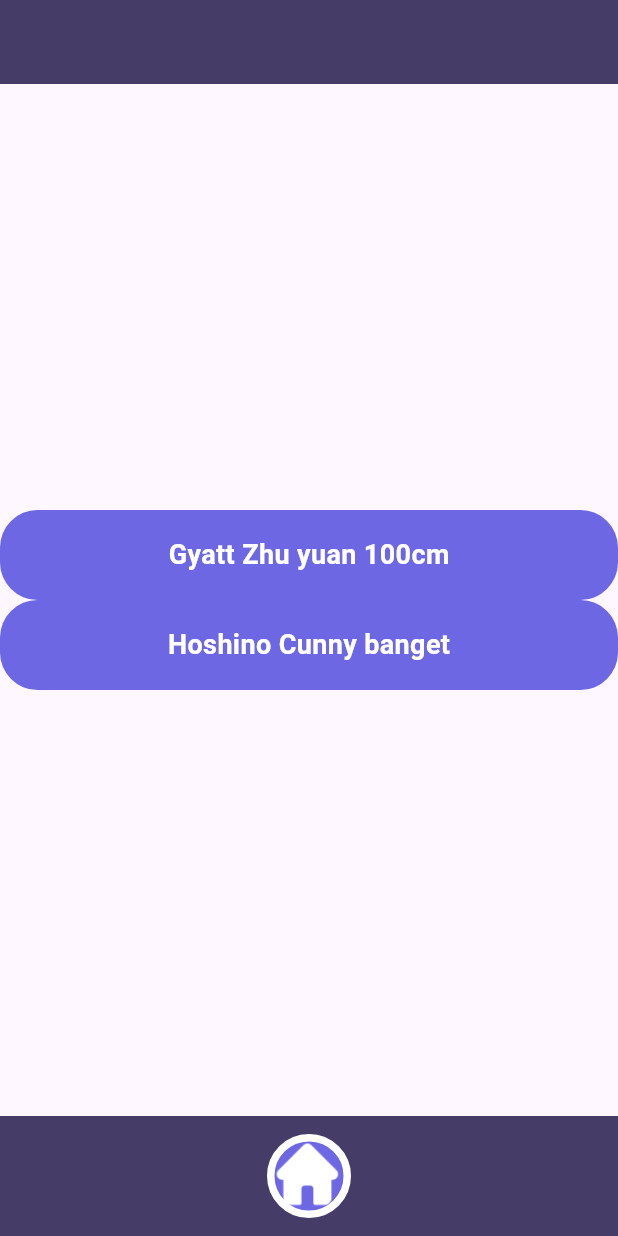
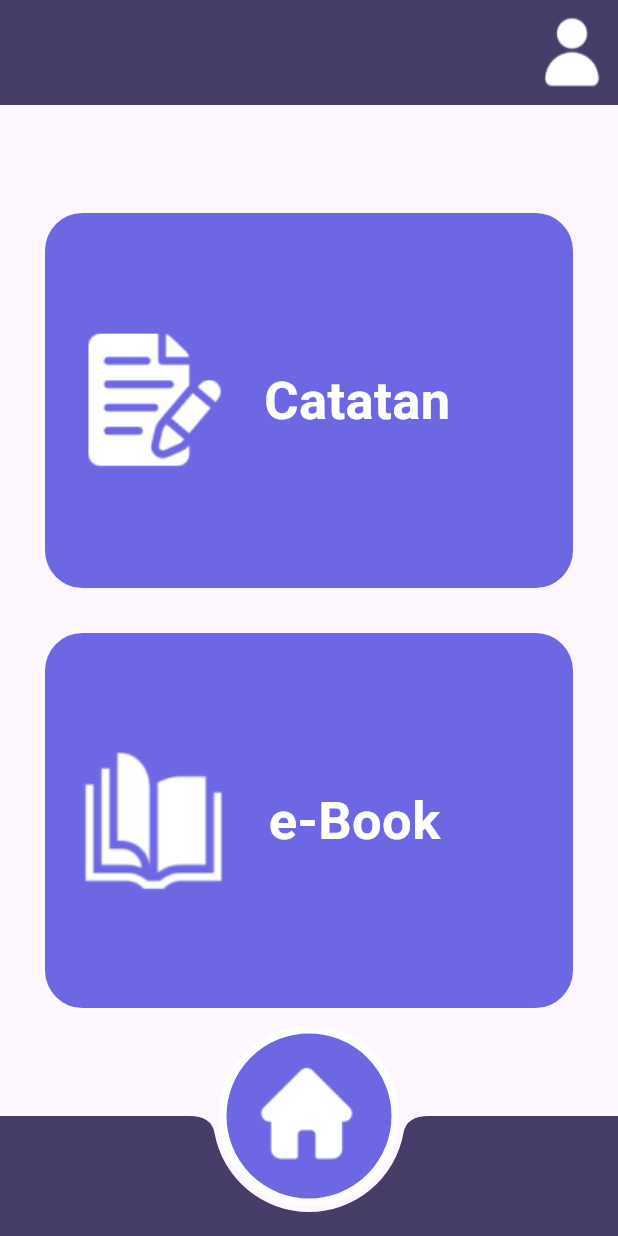
Before and after one commit to MichaelSuthirta/Flexinote, a Flutter app: the screen it shows after launch, on a phone screen of 412 x 824 dp. Run offline on Flutter 3.47's test engine with Material 3 defaults, Android fonts, the phone set to English and light mode, and no system bars; Roboto replaces fonts that are missing (Odor Mean Chey).

Commit message:
Feat: Main Menu UI finishing

```diff
--- a/lib/layout_scaffold.dart
+++ b/lib/layout_scaffold.dart
@@ -14,16 +14,26 @@ class LayoutScaffold extends StatelessWidget{
     return Scaffold(
       //The top bar
       appBar: AppBar(
+        toolbarHeight: 70, //AppBar size
         backgroundColor: const Color.fromRGBO(69, 60, 103, 1),
+        actions: [
+          ProfileButton(
+            onPress: (){},
+          )
+        ],
       ),
       //The content area
       body: SafeArea(
-        child: body
+        child: body //Screen content
       ),
-      bottomNavigationBar: BottomAppBar(
-              color:  Color.fromRGBO(69, 60, 103, 1),
-              child: HomeButton()
-            ),
+      floatingActionButton: HomeButton(
+        onPress: (){}
+      ),
+      floatingActionButtonLocation: FloatingActionButtonLocation.centerDocked, //Home button position
+      bottomNavigationBar: const BottomAppBar(
+        color:  Color.fromRGBO(69, 60, 103, 1),
+        shape: CircularNotchedRectangle(),
+      ),
     );
   }
 }
--- a/lib/main.dart
+++ b/lib/main.dart
@@ -36,17 +36,31 @@ class _MainMenuContent extends State<MainMenuHolder> {
         child: Column(
           mainAxisAlignment: MainAxisAlignment.center,
           children: [
-            MenuButton(
-              text: "Gyatt Zhu yuan 100cm",
+            Container
+            (
+              //Gap between screen edge, adjacent button and this button
+              padding: const EdgeInsets.fromLTRB(30, 15, 30, 15),
+              //Content (button)
+              child: MenuButton(
+                iconPath: "lib/ui_components/icons/notes_icon.png", //Button icon
+                text: "Catatan", //Button text
                 onPressed: () {
                   //action
                 },
+              )
             ),
-            MenuButton(
-              text: "Hoshino Cunny banget",
+            Container
+            (
+              //Gap between screen edge, adjacent button and this button
+              padding: const EdgeInsets.fromLTRB(30, 15, 30, 15),
+              //Content (button)
+              child:MenuButton(
+                iconPath: "lib/ui_components/icons/book_icon.png", //Button icon
+                text: "e-Book", //Button text
                 onPressed: () {
                   //action
                 },
+              )
             ),
           ],
         )
--- a/lib/ui_components/mainmenu_button.dart
+++ b/lib/ui_components/mainmenu_button.dart
@@ -1,11 +1,13 @@
 import 'package:flutter/material.dart';
 
 class MenuButton extends StatelessWidget {
-  final String text;
+  final String text; //Button text
   final VoidCallback? onPressed;
   final Color color;
+  final String iconPath; //Button icon directory
 
   const MenuButton({
+    required this.iconPath,
     required this.text,
     this.onPressed,
     super.key,
@@ -19,22 +21,30 @@ class MenuButton extends StatelessWidget {
       borderRadius: BorderRadius.circular(25), // Smooth edges for ripple
       splashColor: Colors.white.withOpacity(0.2), // Ripple effect color
       child: Ink(
-        height: 60, // Button height
+        height: 250, // Button height
         width: double.infinity, // Button width
         decoration: BoxDecoration(
           color: const Color.fromRGBO(109, 103, 228, 1), // Default button color
           borderRadius: BorderRadius.circular(25), //Smooth edges
         ),
-        child: Center(
-          child: Text(
-            text,
-            style: const TextStyle(
-              color: Colors.white,
-              fontSize: 18,
-              fontWeight: FontWeight.bold,
+        child:Row(
+          children:[
+            Container
+            (
+              padding: const EdgeInsets.all(20), //Icon spacing
+              child:Image(image: AssetImage(iconPath)) //Icon
             ),
-          ),
-        ),
+            Text(
+              text,
+              style: const TextStyle(
+                fontFamily: 'Odor Mean Chey',
+                color: Colors.white,
+                fontSize: 35,
+                fontWeight: FontWeight.bold,
+              ),
+            ),
+          ]
+        )
       ),
     );
   }
--- a/lib/ui_components/scaffold_buttons.dart
+++ b/lib/ui_components/scaffold_buttons.dart
@@ -2,13 +2,13 @@ import 'package:flutter/material.dart';
 
 class HomeButton extends StatelessWidget{
   final Color color;
-  final Widget icon;
+  final Widget icon; //Image must be within a widget, therefore Widget is used
   final VoidCallback? onPress;
 
   const HomeButton({super.key,
                     this.onPress,
                     this.color = const Color.fromRGBO(109, 103, 228, 1),
-                    this.icon = const Image(image: AssetImage('lib/ui_components/icons/home_icon.png'))
+                    this.icon = const Image(image: AssetImage('lib/ui_components/icons/home_icon.png')),
                     });
 
   @override
@@ -18,18 +18,44 @@ class HomeButton extends StatelessWidget{
       onTap: onPress, //Action on button tap
       splashColor: Colors.white.withOpacity(0.2), //Ripple effect color
       child: Ink(
-        height:120,
-        width:120,
+        height:120, //Button height
+        width:120, //Button width
         decoration: const ShapeDecoration(
           shape: CircleBorder(
             //White border around button
             side: BorderSide(color: Colors.white, width: 5)
           ),
           color: Color.fromRGBO(109, 103, 228, 1),
-          ),
-          child:
-          Center(child: icon)
+        ),
+        child:
+        Center(child: icon) //Home icon
       )
     );
   }
 }
+
+class ProfileButton extends StatelessWidget{
+  final Widget icon;
+  final VoidCallback? onPress;
+
+  const ProfileButton({
+    super.key,
+    this.icon = const Image(image: AssetImage('lib/ui_components/icons/profile_icon.png')),
+    this.onPress
+  });
+
+  @override
+  Widget build(BuildContext context){
+    return InkWell(
+      onTap: onPress,
+      borderRadius: BorderRadius.circular(5),
+      splashColor: Colors.white.withOpacity(0.2),
+      child: Ink(
+        width: 50, //Button width
+        height: 50, //Button height
+        padding: const EdgeInsets.fromLTRB(0, 0, 10, 0), //Gives left padding
+        child: Center(child: icon), //Button icon
+      )
+    );
+  }
+}
```
Also changed, not shown: pubspec.yaml (+8 -0 lines). Lines whose indentation alone changed are shown as unchanged.
